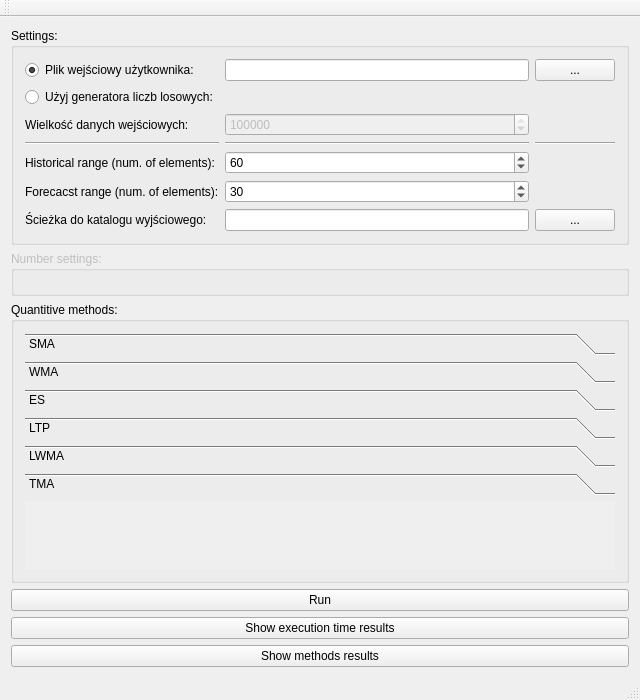
Before: the Qt Designer form ForecastingUI/mainwindow.ui in Apokal/forecastingui, drawn with Qt 5.
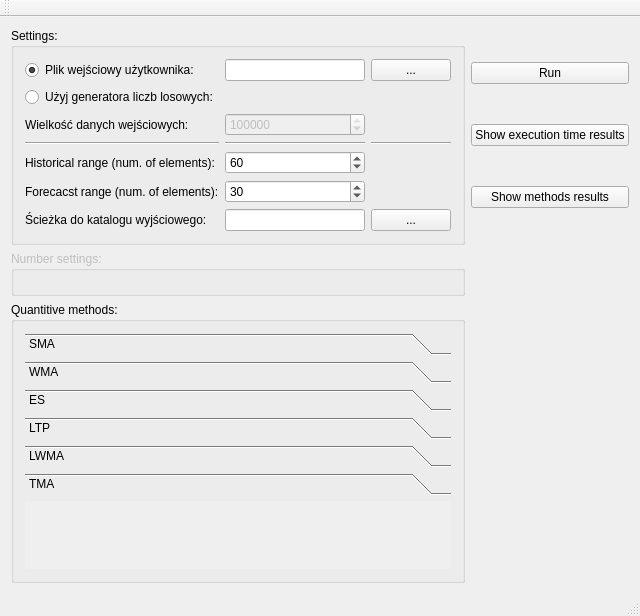
After: the same form once the commit is applied. Custom widgets are drawn as their Qt base class.

The edit to the form file:
```diff
--- a/ForecastingUI/mainwindow.ui
+++ b/ForecastingUI/mainwindow.ui
@@ -7,15 +7,21 @@
     <x>0</x>
     <y>0</y>
     <width>640</width>
-    <height>670</height>
+    <height>585</height>
    </rect>
   </property>
+  <property name="sizePolicy">
+   <sizepolicy hsizetype="Preferred" vsizetype="Preferred">
+    <horstretch>0</horstretch>
+    <verstretch>0</verstretch>
+   </sizepolicy>
+  </property>
   <property name="windowTitle">
    <string>Praca dyplomowa: Mykhailo Butkevych</string>
   </property>
   <widget class="QWidget" name="centralWidget">
-   <layout class="QVBoxLayout" name="verticalLayout">
-    <item>
+   <layout class="QGridLayout" name="gridLayout_2">
+    <item row="0" column="0">
      <widget class="QGroupBox" name="genSettings_GrBox">
       <property name="sizePolicy">
        <sizepolicy hsizetype="Preferred" vsizetype="Fixed">
@@ -156,7 +162,7 @@
       </layout>
      </widget>
     </item>
-    <item>
+    <item row="2" column="0">
      <widget class="QGroupBox" name="numberSettings_GrBox">
       <property name="enabled">
        <bool>false</bool>
@@ -171,7 +177,7 @@
       </layout>
      </widget>
     </item>
-    <item>
+    <item row="6" column="0">
      <widget class="QGroupBox" name="quantitiveMethods_GrBox">
       <property name="sizePolicy">
        <sizepolicy hsizetype="Preferred" vsizetype="Preferred">
@@ -258,8 +264,8 @@
            <rect>
             <x>0</x>
             <y>0</y>
-            <width>602</width>
-            <height>67</height>
+            <width>452</width>
+            <height>69</height>
            </rect>
           </property>
           <attribute name="label">
@@ -271,6 +277,8 @@
       </layout>
      </widget>
     </item>
+    <item row="0" column="1">
+     <layout class="QVBoxLayout" name="verticalLayout">
     <item>
      <widget class="QPushButton" name="run_Btn">
       <property name="text">
@@ -291,6 +299,8 @@
        <string>Show methods results</string>
       </property>
      </widget>
+      </item>
+     </layout>
     </item>
    </layout>
   </widget>
```
Left out of the diff: 20 changed lines with no effect on the pictures. Lines whose indentation alone changed are shown as unchanged.
